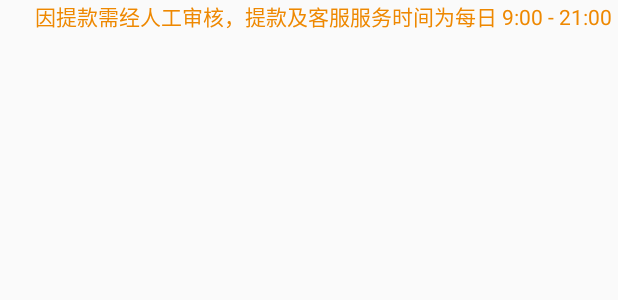
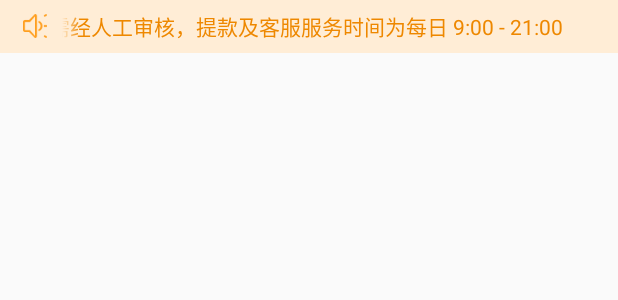
Before and after one commit to liubing67/abing, an Android app: the layout activity_textroll.xml on its own in the app's theme, with its tools: preview values and no code run, on a phone screen of 412 x 824 dp. Shown: the top 300 px of the screen. Run offline under Robolectric (Android 15) with nearby library versions, the phone set to English and light mode, and no system bars.

Commit message:
testview roll

```diff
--- a/app/src/main/res/layout/activity_textroll.xml
+++ b/app/src/main/res/layout/activity_textroll.xml
@@ -3,6 +3,20 @@
     android:layout_width="match_parent"
     android:layout_height="match_parent"
     android:orientation="vertical">
+    <LinearLayout
+        android:id="@+id/rela_notify"
+        android:layout_width="match_parent"
+        android:layout_height="35dp"
+        android:layout_below="@+id/top_rel"
+        android:background="#ffedd6">
+
+        <ImageView
+            android:layout_width="wrap_content"
+            android:layout_height="wrap_content"
+            android:layout_gravity="center"
+            android:layout_marginLeft="15dp"
+            android:background="@mipmap/list_icon_notice" />
+
         <com.tools.views.MarqueeText
             android:id="@+id/text_notify"
             android:layout_width="wrap_content"
@@ -19,3 +33,4 @@
             android:textColor="#ee8800"
             android:textSize="14sp" />
     </LinearLayout>
+</LinearLayout>
```
Also changed, not shown: app/src/main/res/mipmap-xhdpi/list_icon_notice.png (added). Lines whose indentation alone changed are shown as unchanged.
